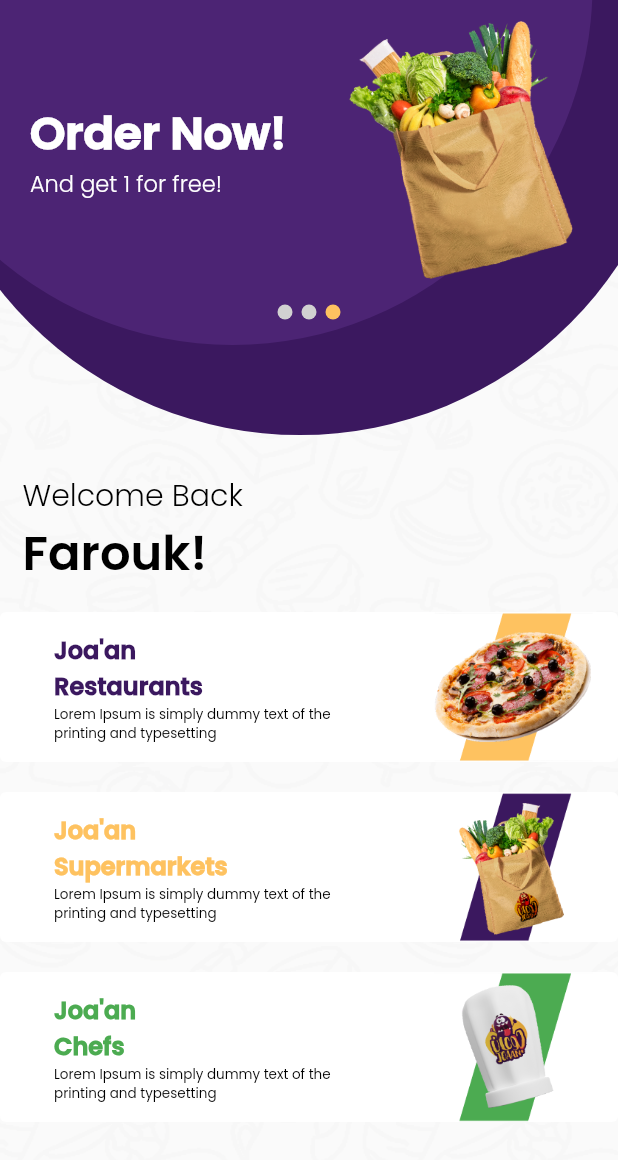
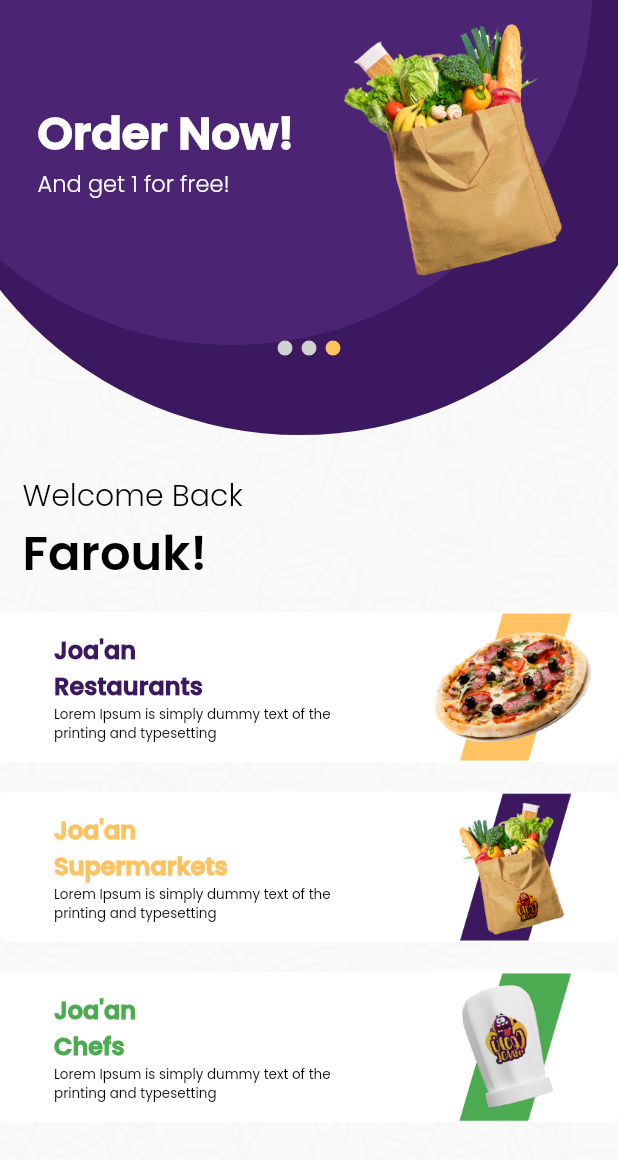
Before and after one commit to bkalajy/joaanDemo, a Flutter app: the screen it shows after launch, on a phone screen of 412 x 824 dp. Shown: the top 1160 px of the screen. Run offline on Flutter 3.47's test engine with Material 2 defaults, Android fonts, the phone set to English and light mode, and no system bars; our stand-ins replace intl_phone_number_input, pinput; missing offline and left inert: dart:ffi.

Commit message:
Fixing image carousel's indicator

```diff
--- a/lib/Components/ImageCarousel.dart
+++ b/lib/Components/ImageCarousel.dart
@@ -59,7 +59,9 @@ class _CarouselState extends State<Carousel> {
               }),
         ),
         if (widget.indicatorState)
-          buildIndicator(widget.widgets.length, activePage)
+          SizedBox(
+              height: widget.height * 0.20,
+              child: buildIndicator(widget.widgets.length, activePage))
       ],
     );
   }
--- a/lib/UI/mainScreen.dart
+++ b/lib/UI/mainScreen.dart
@@ -197,9 +197,6 @@ class _MainScreenState extends State<MainScreen> {
               ),
             ),
           ),
-          Column(
-            mainAxisAlignment: MainAxisAlignment.spaceBetween,
-            children: [
           SizedBox(
             height: 240,
             width: double.infinity,
@@ -218,14 +215,12 @@ class _MainScreenState extends State<MainScreen> {
           ),
         ],
       ),
-        ],
-      ),
     );
   }
 
   Widget carouselItem() {
     return Row(
-      mainAxisAlignment: MainAxisAlignment.spaceAround,
+      mainAxisAlignment: MainAxisAlignment.spaceEvenly,
       children: [
         Column(
           mainAxisAlignment: MainAxisAlignment.center,
@@ -250,7 +245,7 @@ class _MainScreenState extends State<MainScreen> {
           ],
         ),
         Container(
-            margin: EdgeInsets.all(10),
+            margin: const EdgeInsets.all(12),
             child: Image.asset(
               'assets/Images/Page 4/bag.png',
             )),
```
Lines whose indentation alone changed are shown as unchanged.
